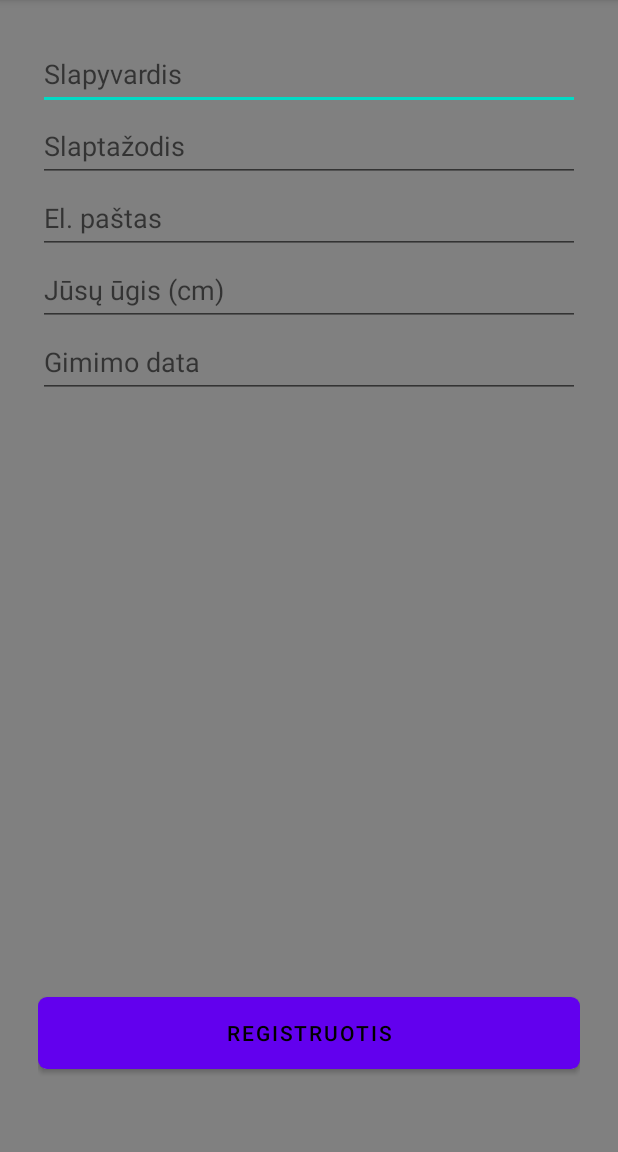
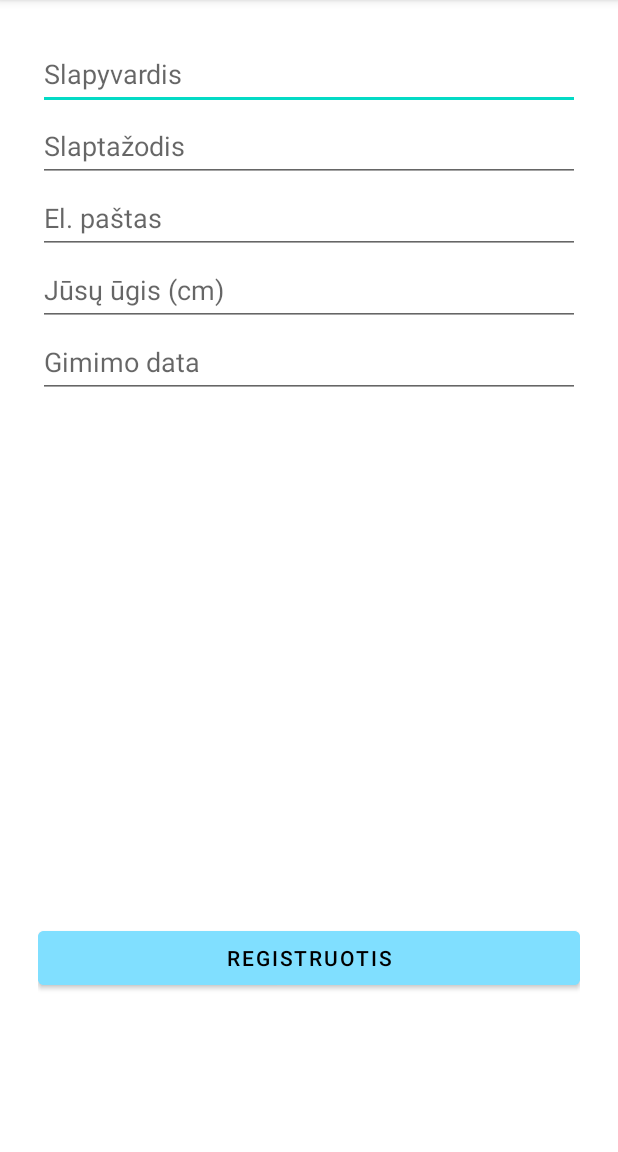
Before and after one commit to ExLean/Health_app, an Android app: the RegisterActivity screen opened directly, with no data from a screen before it, on a phone screen of 412 x 824 dp, the part 84-1236 px from its top. Run offline under Robolectric (Android 15) with nearby library versions, the phone set to English and light mode, and no system bars.

Commit message:
Improve app`s design

```diff
--- a/app/src/main/java/com/example/health_app/MealActivity.java
+++ b/app/src/main/java/com/example/health_app/MealActivity.java
@@ -267,7 +267,7 @@ public class MealActivity extends AppCompatActivity {
         spanString.setSpan(new StyleSpan(Typeface.BOLD), 0, spanString.length(), 0);
         btn.setText(spanString);
 
-        btn.setBackgroundResource(R.drawable.button_border);
+        btn.setBackgroundColor(Color.parseColor("#80dfff"));
         btn.setTextColor(Color.BLACK);
 
         TableRow.LayoutParams params = new TableRow.LayoutParams(
--- a/app/src/main/java/com/example/health_app/RegisterActivity.java
+++ b/app/src/main/java/com/example/health_app/RegisterActivity.java
@@ -3,6 +3,7 @@ package com.example.health_app;
 import android.app.DatePickerDialog;
 import android.content.Intent;
 import android.os.Bundle;
+import android.widget.Button;
 import android.widget.EditText;
 import android.widget.Toast;
 
@@ -45,8 +46,8 @@ public class RegisterActivity extends AppCompatActivity {
     }
 
     private void initializeComponents() {
-        TextInputEditText usr_text = findViewById(R.id.username_register_textField);
-        TextInputEditText pss_text = findViewById(R.id.password_register_textField);
+        EditText usr_text = findViewById(R.id.username_register_textField);
+        EditText pss_text = findViewById(R.id.password_register_textField);
         EditText eml_text = findViewById(R.id.email_register_textField);
 
         editText = (EditText) findViewById(R.id.Birthday);
@@ -60,8 +61,8 @@ public class RegisterActivity extends AppCompatActivity {
                 myCalendar.get(Calendar.YEAR), myCalendar.get(Calendar.MONTH),
                 myCalendar.get(Calendar.DAY_OF_MONTH)).show());
 
-        TextInputEditText hgh_text = findViewById(R.id.height_register_textField);
-        MaterialButton register = findViewById(R.id.register_btn);
+        EditText hgh_text = findViewById(R.id.height_register_textField);
+        Button register = findViewById(R.id.register_btn);
 
         RetrofitService retrofitService = new RetrofitService();
         UserApi userApi = retrofitService.getRetrofit().create(UserApi.class);
--- a/app/src/main/java/com/example/health_app/retrofit/RetrofitService.java
+++ b/app/src/main/java/com/example/health_app/retrofit/RetrofitService.java
@@ -18,7 +18,7 @@ public class RetrofitService {
         Gson gson = new GsonBuilder().setDateFormat("yyyy-MM-dd").create();
 
         retrofit = new Retrofit.Builder()
-                .baseUrl("http://192.168.204.80:8080")
+                .baseUrl("http://192.168.8.111:8080")
                 .addConverterFactory(GsonConverterFactory.create(gson))
                 .build();
     }
--- a/app/src/main/res/drawable/border.xml
+++ b/app/src/main/res/drawable/border.xml
@@ -2,6 +2,6 @@
 <shape
     xmlns:android="http://schemas.android.com/apk/res/android"
     android:shape= "rectangle">
-    <solid android:color="#808065"/>
+    <solid android:color="#ccf2ff"/>
     <stroke android:width="2dp" android:color="#000000"/>
 </shape>
--- a/app/src/main/res/layout/activity_choose_meal.xml
+++ b/app/src/main/res/layout/activity_choose_meal.xml
@@ -2,8 +2,7 @@
 <LinearLayout xmlns:android="http://schemas.android.com/apk/res/android"
     android:orientation="vertical"
     android:layout_width="match_parent"
-    android:layout_height="match_parent"
-    android:background="#808080">
+    android:layout_height="match_parent">
 
     <TextView
         android:layout_width="wrap_content"
@@ -40,7 +39,6 @@
         android:text="@string/save"
         android:layout_marginTop="15dp"
         android:textColor="@color/black"
-        android:background="@drawable/button_border"
-        android:backgroundTint="@color/black"/>
+        android:backgroundTint="#80dfff"/>
 
 </LinearLayout>
--- a/app/src/main/res/layout/activity_register.xml
+++ b/app/src/main/res/layout/activity_register.xml
@@ -4,30 +4,28 @@
     android:layout_width="match_parent"
     android:layout_height="match_parent"
     android:padding="25dp"
-    tools:context=".RegisterActivity"
-    android:background="#808080"
-    tools:ignore="Overdraw">
+    tools:context=".RegisterActivity">
 
     <LinearLayout
         android:layout_width="match_parent"
         android:layout_height="wrap_content"
         android:orientation="vertical">
 
-        <com.google.android.material.textfield.TextInputEditText
+        <EditText
             android:id="@+id/username_register_textField"
             android:layout_width="match_parent"
             android:layout_height="wrap_content"
             android:hint="@string/usr_hint"
-            android:minHeight="48dp"
+            android:minHeight="48sp"
             android:textColor="@color/black"/>
 
-        <com.google.android.material.textfield.TextInputEditText
+        <EditText
             android:id="@+id/password_register_textField"
             android:layout_width="match_parent"
             android:layout_height="wrap_content"
             android:hint="@string/psw_hint"
             android:inputType="textPassword"
-            android:minHeight="48dp"
+            android:minHeight="48sp"
             android:textColor="@color/black"/>
 
         <EditText
@@ -36,17 +34,17 @@
             android:layout_height="wrap_content"
             android:hint="@string/eml_hint"
             android:inputType="textEmailAddress"
-            android:minHeight="48dp"
+            android:minHeight="48sp"
             android:textColor="@color/black"
             android:autofillHints="emailAddress" />
 
-        <com.google.android.material.textfield.TextInputEditText
+        <EditText
             android:id="@+id/height_register_textField"
             android:layout_width="match_parent"
             android:layout_height="wrap_content"
             android:hint="@string/hgh_hint"
             android:inputType="number"
-            android:minHeight="48dp"
+            android:minHeight="48sp"
             android:textColor="@color/black"/>
 
         <EditText
@@ -60,20 +58,19 @@
             android:focusableInTouchMode="false"
             android:hint="@string/dte_hint"
             android:inputType="date"
-            android:minHeight="48dp"
+            android:minHeight="48sp"
             android:textColor="@color/black" />
-
 
     </LinearLayout>
 
-    <com.google.android.material.button.MaterialButton
+    <Button
         android:id="@+id/register_btn"
         android:layout_width="match_parent"
         android:layout_height="wrap_content"
         android:layout_alignParentBottom="true"
-        android:layout_marginBottom="30dp"
+        android:layout_marginBottom="80sp"
         android:text="@string/register"
-        android:background="@drawable/button_border"
-        android:textColor="@color/black"/>
+        android:textColor="@color/black"
+        android:backgroundTint="#80dfff" />
 
 </RelativeLayout>
--- a/app/src/main/res/layout/activity_stats.xml
+++ b/app/src/main/res/layout/activity_stats.xml
@@ -2,8 +2,7 @@
 <LinearLayout xmlns:android="http://schemas.android.com/apk/res/android"
     android:orientation="vertical"
     android:layout_width="match_parent"
-    android:layout_height="match_parent"
-    android:background="#808080">
+    android:layout_height="match_parent">
 
     <com.jjoe64.graphview.GraphView
         android:id="@+id/graphView"
```
Also changed, not shown: app/src/main/java/com/example/health_app/ProfileActivity.java (+5 -5 lines), app/src/main/res/layout/activity_calculator.xml (+5 -6 lines), app/src/main/res/layout/activity_login.xml (+9 -11 lines), app/src/main/res/layout/activity_meal.xml (+4 -6 lines), app/src/main/res/layout/activity_menu.xml (+8 -8 lines), app/src/main/res/layout/activity_product.xml (+2 -5 lines), app/src/main/res/layout/activity_profile.xml (+5 -6 lines).
